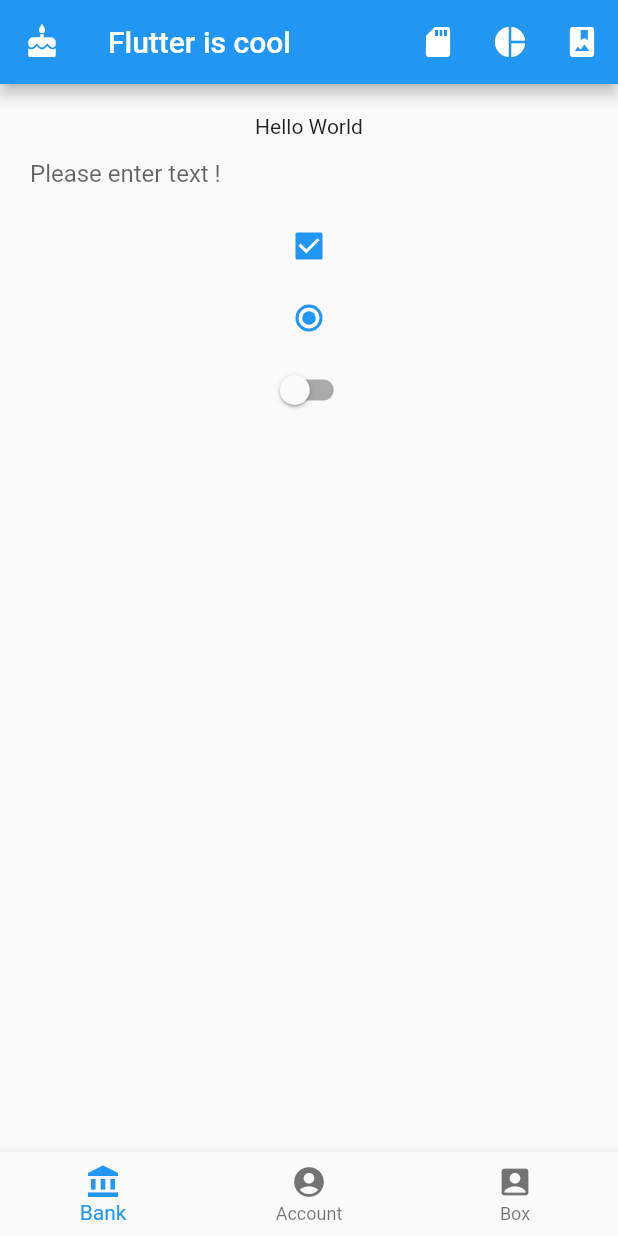
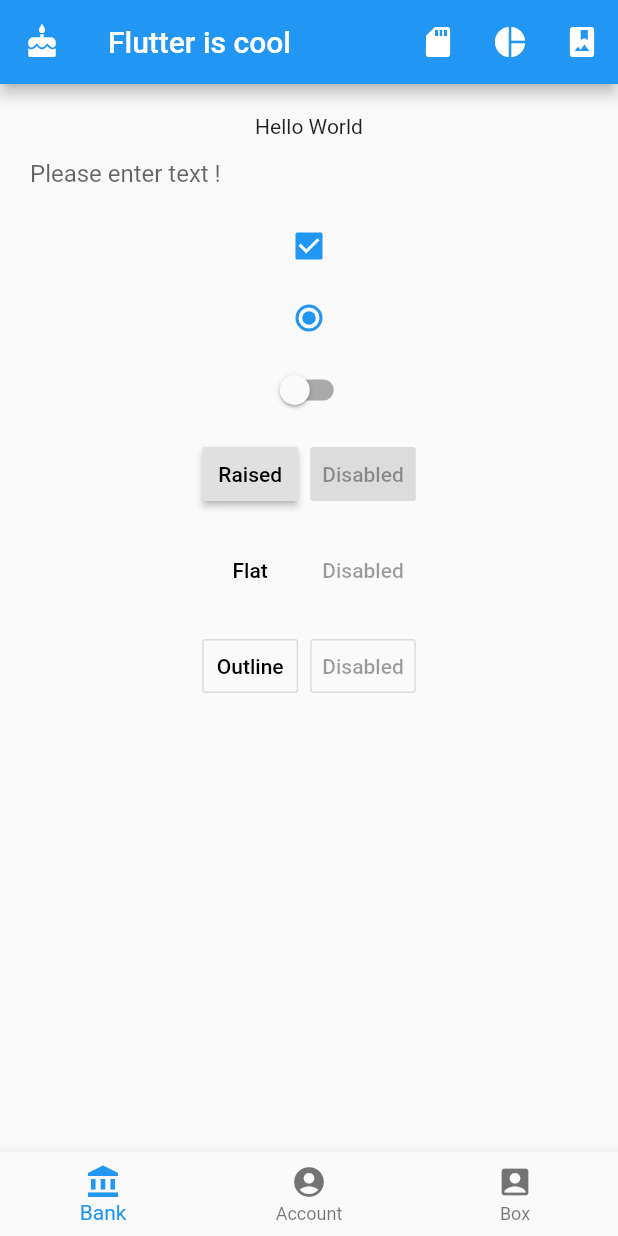
Before and after one commit to FLYINGKRIPTO/FlutterDemo, a Flutter app: the screen it shows after launch, on a phone screen of 412 x 824 dp. Run offline on Flutter 3.47's test engine with Material 2 defaults, Android fonts, the phone set to English and light mode, and no system bars.

Commit message:
Raised Button, flat button, outline button

```diff
--- a/lib/main.dart
+++ b/lib/main.dart
@@ -75,7 +75,48 @@ class MyApp extends StatelessWidget {
                 onChanged: (bool value){
 
                 },
-              )
+              ),
+              new ButtonBar(
+                mainAxisSize: MainAxisSize.min,
+                children: <Widget>[
+                  new RaisedButton(
+                      child: const Text("Raised"),
+                      onPressed: () {},
+                  ),
+                  const RaisedButton(
+                      child: const Text("Disabled"),
+                      onPressed: null,
+                  ),
+
+                ],
+              ),
+
+              new ButtonBar(
+                mainAxisSize: MainAxisSize.min,
+                children: <Widget>[
+                  new FlatButton(
+                    child: const Text("Flat"),
+                    onPressed: () {},
+                  ),
+                  const FlatButton(
+                    child: const Text("Disabled"),
+                    onPressed: null,
+                  ),
+                ],
+              ),
+              new ButtonBar(
+                mainAxisSize: MainAxisSize.min,
+                children: <Widget>[
+                  new OutlineButton(
+                    child: const Text("Outline"),
+                    onPressed: () {},
+                  ),
+                  const OutlineButton(
+                    child: const Text("Disabled"),
+                    onPressed: null,
+                  ),
+                ],
+              ),
             ],
           ),
         ),
```
